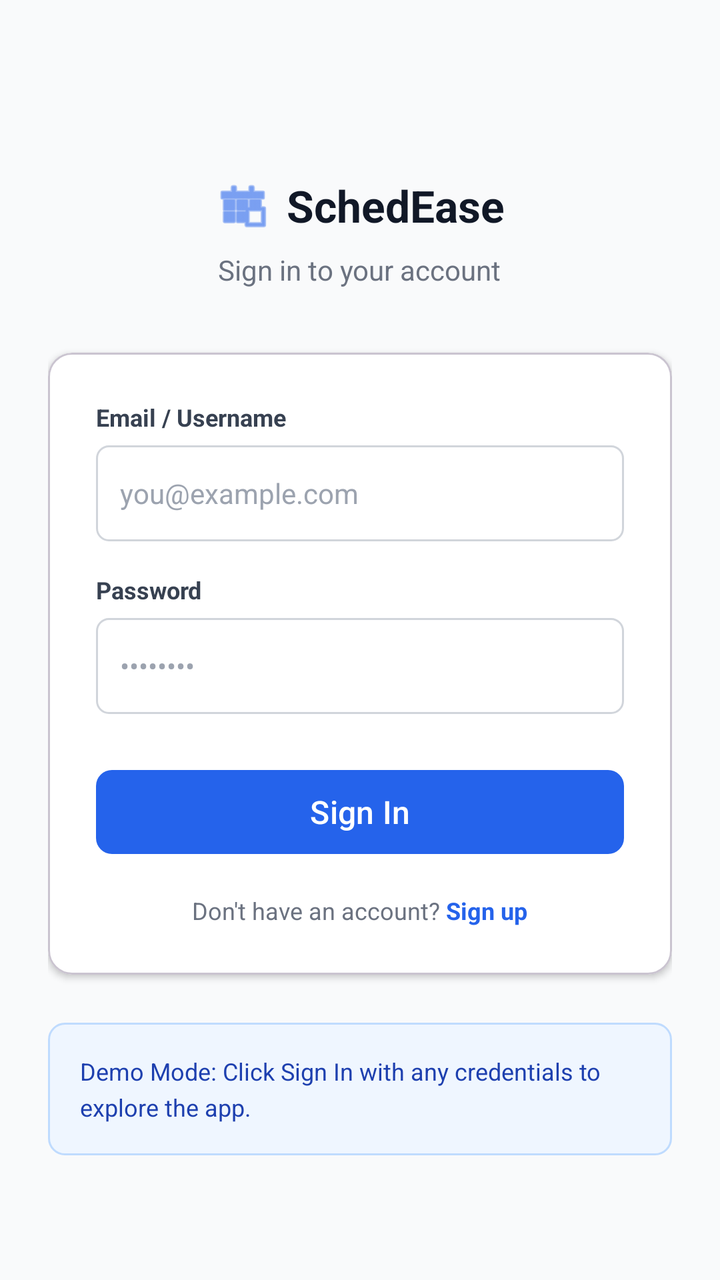
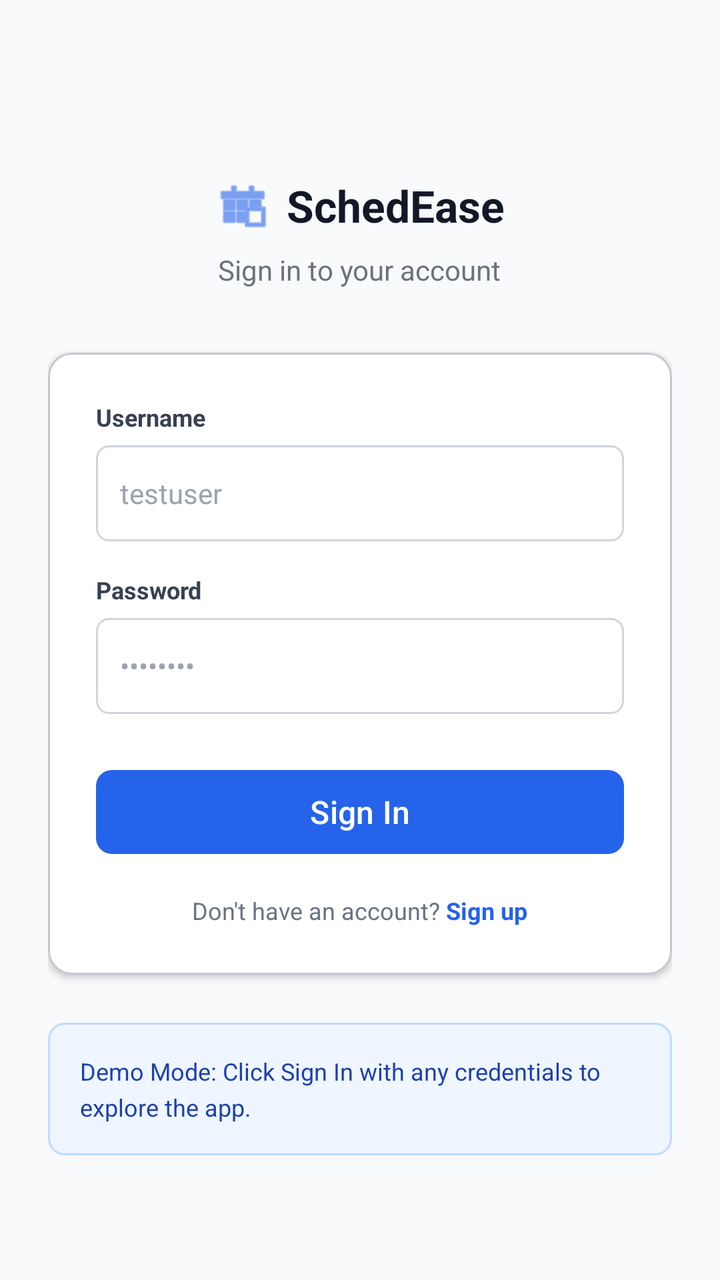

An Android layout rendered at two revisions. The XML below is the earlier revision; the diff shows what the commit changed to produce the second picture.
<!-- AndroidManifest.xml: application theme Theme.Schedease -->
<!-- res/layout/activity_main.xml -->
<?xml version="1.0" encoding="utf-8"?>
<ScrollView xmlns:android="http://schemas.android.com/apk/res/android"
    xmlns:app="http://schemas.android.com/apk/res-auto"
    android:layout_width="match_parent"
    android:layout_height="match_parent"
    android:fillViewport="true"
    android:background="#F9FAFB"> <LinearLayout
    android:layout_width="match_parent"
    android:layout_height="wrap_content"
    android:orientation="vertical"
    android:padding="24dp"
    android:gravity="center_horizontal">

    <Space
        android:layout_width="match_parent"
        android:layout_height="64dp" />

    <LinearLayout
        android:layout_width="wrap_content"
        android:layout_height="wrap_content"
        android:orientation="horizontal"
        android:gravity="center_vertical"
        android:layout_marginBottom="8dp">

        <ImageView
            android:layout_width="28dp"
            android:layout_height="28dp"
            android:src="@android:drawable/ic_menu_today"
            app:tint="#2563EB" /> <TextView
        android:layout_width="wrap_content"
        android:layout_height="wrap_content"
        android:text="SchedEase"
        android:textSize="22sp"
        android:textStyle="bold"
        android:textColor="#111827"
        android:layout_marginStart="8dp"/>
    </LinearLayout>

    <TextView
        android:layout_width="wrap_content"
        android:layout_height="wrap_content"
        android:text="Sign in to your account"
        android:textColor="#6B7280"
        android:textSize="14sp"
        android:layout_marginBottom="32dp"/>

    <com.google.android.material.card.MaterialCardView
        android:layout_width="match_parent"
        android:layout_height="wrap_content"
        app:cardCornerRadius="12dp"
        app:cardElevation="2dp"
        app:cardBackgroundColor="@android:color/white"
        android:layout_marginBottom="24dp">

        <LinearLayout
            android:layout_width="match_parent"
            android:layout_height="wrap_content"
            android:orientation="vertical"
            android:padding="24dp">

            <TextView
                android:layout_width="wrap_content"
                android:layout_height="wrap_content"
                android:text="Email / Username"
                android:textSize="12sp"
                android:textStyle="bold"
                android:textColor="#374151"
                android:layout_marginBottom="6dp"/>

            <EditText
                android:id="@+id/etUsername"
                android:layout_width="match_parent"
                android:layout_height="48dp"
                android:background="@drawable/rounded_edittext"
                android:hint="you@example.com"
                android:textColorHint="#9CA3AF"
                android:paddingHorizontal="12dp"
                android:textSize="14sp"
                android:inputType="textEmailAddress"
                android:layout_marginBottom="16dp"/>

            <TextView
                android:layout_width="wrap_content"
                android:layout_height="wrap_content"
                android:text="Password"
                android:textSize="12sp"
                android:textStyle="bold"
                android:textColor="#374151"
                android:layout_marginBottom="6dp"/>

            <EditText
                android:id="@+id/etPassword"
                android:layout_width="match_parent"
                android:layout_height="48dp"
                android:background="@drawable/rounded_edittext"
                android:hint="••••••••"
                android:textColorHint="#9CA3AF"
                android:paddingHorizontal="12dp"
                android:textSize="14sp"
                android:inputType="textPassword"
                android:layout_marginBottom="24dp"/>

            <com.google.android.material.button.MaterialButton
                android:id="@+id/btnLogin"
                android:layout_width="match_parent"
                android:layout_height="50dp"
                android:text="Sign In"
                android:textAllCaps="false"
                android:textSize="16sp"
                app:cornerRadius="8dp"
                app:backgroundTint="#2563EB"
                android:layout_marginBottom="16dp"/>

            <LinearLayout
                android:layout_width="match_parent"
                android:layout_height="wrap_content"
                android:gravity="center"
                android:orientation="horizontal">

                <TextView
                    android:layout_width="wrap_content"
                    android:layout_height="wrap_content"
                    android:text="Don't have an account? "
                    android:textColor="#6B7280"
                    android:textSize="12sp"/>

                <TextView
                    android:id="@+id/tvSignUp"
                    android:layout_width="wrap_content"
                    android:layout_height="wrap_content"
                    android:text="Sign up"
                    android:textColor="#2563EB"
                    android:textStyle="bold"
                    android:textSize="12sp"/>
            </LinearLayout>

        </LinearLayout>
    </com.google.android.material.card.MaterialCardView>

    <LinearLayout
        android:layout_width="match_parent"
        android:layout_height="wrap_content"
        android:background="@drawable/demo_box_bg"
        android:padding="16dp"
        android:orientation="vertical">

        <TextView
            android:layout_width="wrap_content"
            android:layout_height="wrap_content"
            android:text="Demo Mode: Click Sign In with any credentials to explore the app."
            android:textColor="#1E40AF"
            android:textSize="12sp"
            android:lineSpacingExtra="4dp"/>
    </LinearLayout>

</LinearLayout>
</ScrollView>
<!-- resources referenced by this layout -->
<resources>
  <!-- drawable demo_box_bg (drawable) -->
  <?xml version="1.0" encoding="utf-8"?>
  <shape xmlns:android="http://schemas.android.com/apk/res/android">
      <solid android:color="#EFF6FF" /> <stroke android:width="1dp" android:color="#BFDBFE" /> <corners android:radius="8dp" />
  </shape>
  <!-- drawable rounded_edittext (drawable) -->
  <?xml version="1.0" encoding="utf-8"?>
  <shape xmlns:android="http://schemas.android.com/apk/res/android">
      <solid android:color="#FFFFFF" />
      <stroke android:width="1dp" android:color="#D1D5DB" /> <corners android:radius="6dp" />
  </shape>
  <style name="Theme.Schedease" parent="Base.Theme.Schedease" />
  <style name="Base.Theme.Schedease" parent="Theme.Material3.DayNight.NoActionBar">
          
          
      </style>
</resources>

<!-- the commit's change to res/layout/activity_main.xml (unified diff, before → after) -->
@@ -61,7 +61,7 @@
             <TextView
                 android:layout_width="wrap_content"
                 android:layout_height="wrap_content"
-                android:text="Email / Username"
+                android:text="Username"
                 android:textSize="12sp"
                 android:textStyle="bold"
                 android:textColor="#374151"
@@ -72,7 +72,7 @@
                 android:layout_width="match_parent"
                 android:layout_height="48dp"
                 android:background="@drawable/rounded_edittext"
-                android:hint="you@example.com"
+                android:hint="testuser"
                 android:textColorHint="#9CA3AF"
                 android:paddingHorizontal="12dp"
                 android:textSize="14sp"
